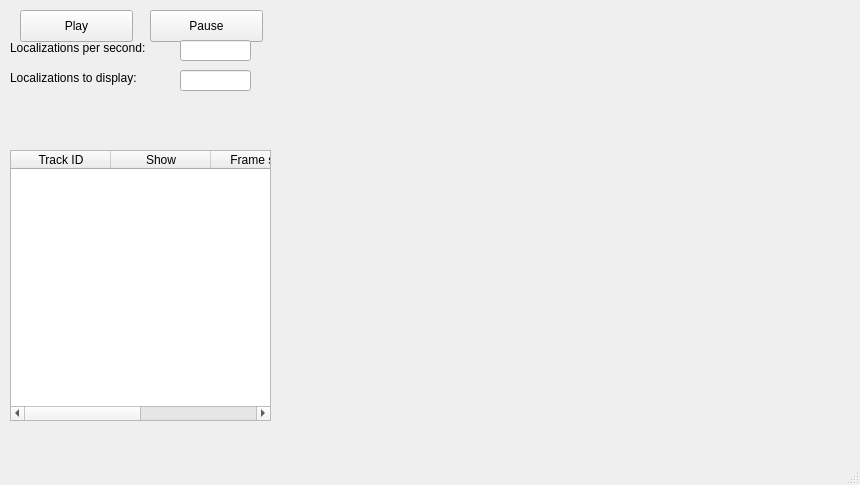
First picture: the form in frappe/ui/track_viewer.ui, repository DomenicN/Frappe, before the edit.
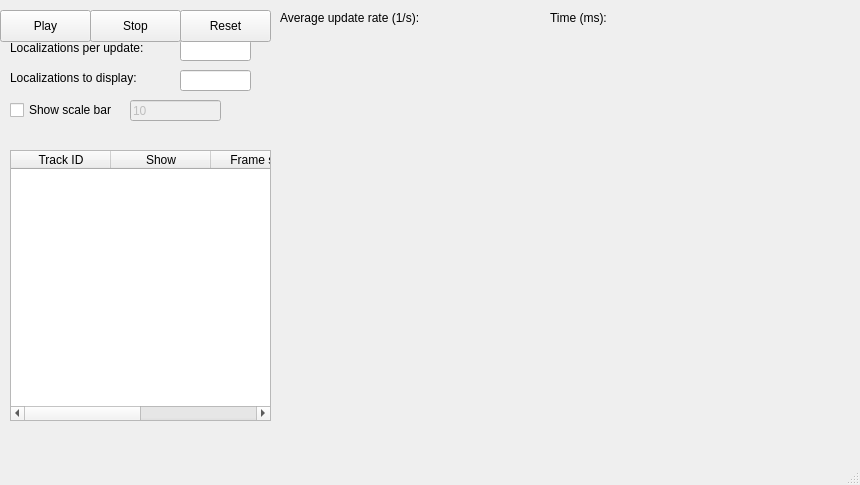
Second picture: the form after the edit. Custom widgets are drawn as their Qt base class.

Commit message:
Added ability to change playback rate
Added ability to change playback rate. Added monitors for frame rate and time. Added scale bar button.

```diff
--- a/frappe/ui/track_viewer.ui
+++ b/frappe/ui/track_viewer.ui
@@ -17,8 +17,8 @@
    <widget class="PlotWidget" name="track_plot" native="true">
     <property name="geometry">
      <rect>
-      <x>280</x>
-      <y>30</y>
+      <x>270</x>
+      <y>40</y>
       <width>561</width>
       <height>371</height>
      </rect>
@@ -27,9 +27,9 @@
    <widget class="QPushButton" name="play_button">
     <property name="geometry">
      <rect>
-      <x>20</x>
+      <x>0</x>
       <y>10</y>
-      <width>113</width>
+      <width>91</width>
       <height>32</height>
      </rect>
     </property>
@@ -40,14 +40,14 @@
    <widget class="QPushButton" name="pause_button">
     <property name="geometry">
      <rect>
-      <x>150</x>
+      <x>90</x>
       <y>10</y>
-      <width>113</width>
+      <width>91</width>
       <height>32</height>
      </rect>
     </property>
     <property name="text">
-     <string>Pause</string>
+     <string>Stop</string>
     </property>
    </widget>
    <widget class="QTableWidget" name="track_table">
@@ -100,7 +100,7 @@
      </rect>
     </property>
     <property name="text">
-     <string>Localizations per second:</string>
+     <string>Localizations per update:</string>
     </property>
    </widget>
    <widget class="QLabel" name="localizations_to_display_label">
@@ -126,6 +126,77 @@
      </rect>
     </property>
    </widget>
+   <widget class="QLabel" name="update_rate_label">
+    <property name="geometry">
+     <rect>
+      <x>280</x>
+      <y>10</y>
+      <width>241</width>
+      <height>16</height>
+     </rect>
+    </property>
+    <property name="text">
+     <string>Average update rate (1/s):</string>
+    </property>
+   </widget>
+   <widget class="QLabel" name="time_label">
+    <property name="geometry">
+     <rect>
+      <x>550</x>
+      <y>10</y>
+      <width>241</width>
+      <height>16</height>
+     </rect>
+    </property>
+    <property name="text">
+     <string>Time (ms):</string>
+    </property>
+   </widget>
+   <widget class="QPushButton" name="reset_button">
+    <property name="geometry">
+     <rect>
+      <x>180</x>
+      <y>10</y>
+      <width>91</width>
+      <height>32</height>
+     </rect>
+    </property>
+    <property name="text">
+     <string>Reset</string>
+    </property>
+   </widget>
+   <widget class="QCheckBox" name="show_scale_bar">
+    <property name="geometry">
+     <rect>
+      <x>10</x>
+      <y>100</y>
+      <width>121</width>
+      <height>20</height>
+     </rect>
+    </property>
+    <property name="text">
+     <string>Show scale bar</string>
+    </property>
+   </widget>
+   <widget class="QLineEdit" name="bar_length">
+    <property name="enabled">
+     <bool>false</bool>
+    </property>
+    <property name="geometry">
+     <rect>
+      <x>130</x>
+      <y>100</y>
+      <width>91</width>
+      <height>21</height>
+     </rect>
+    </property>
+    <property name="text">
+     <string>10</string>
+    </property>
+    <property name="readOnly">
+     <bool>false</bool>
+    </property>
+   </widget>
   </widget>
   <widget class="QStatusBar" name="statusbar"/>
  </widget>
```
The commit also changes 4 other files.
